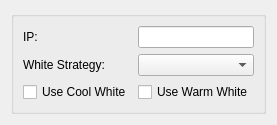
This is qt/ManualDevicesSettingsPage/PhilipsWizSettingsEntry/PhilipsWizSettingsEntry.ui in CalcProgrammer1/OpenRGB as Qt 5 draws it before an edit. The edited form follows.
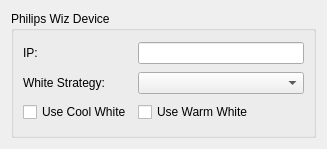
This is the edited form.

Commit message: Add device entry titles

```diff
--- a/qt/ManualDevicesSettingsPage/PhilipsWizSettingsEntry/PhilipsWizSettingsEntry.ui
+++ b/qt/ManualDevicesSettingsPage/PhilipsWizSettingsEntry/PhilipsWizSettingsEntry.ui
@@ -6,8 +6,8 @@
    <rect>
     <x>0</x>
     <y>0</y>
-    <width>246</width>
-    <height>82</height>
+    <width>327</width>
+    <height>149</height>
    </rect>
   </property>
   <property name="sizePolicy">
@@ -23,7 +23,7 @@
    <item row="0" column="1">
     <widget class="QGroupBox" name="groupBox">
      <property name="title">
-      <string/>
+      <string>Philips Wiz Device</string>
      </property>
      <layout class="QGridLayout" name="gridLayout_2">
       <item row="2" column="0">
```
The commit also changes 12 other files.
